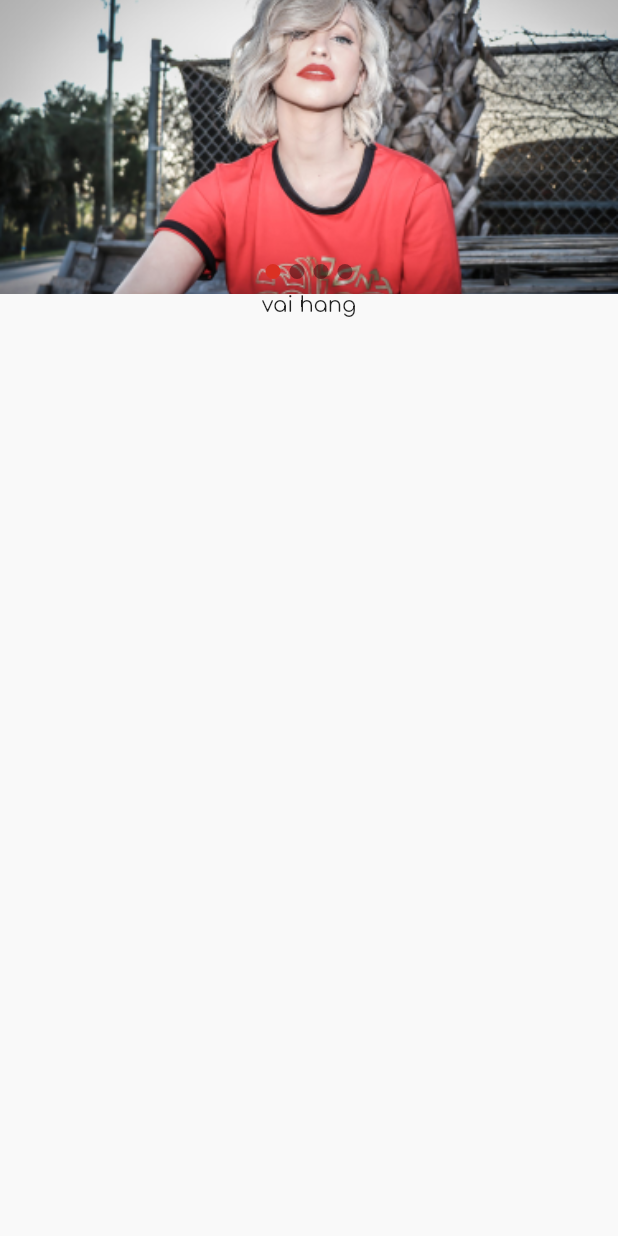
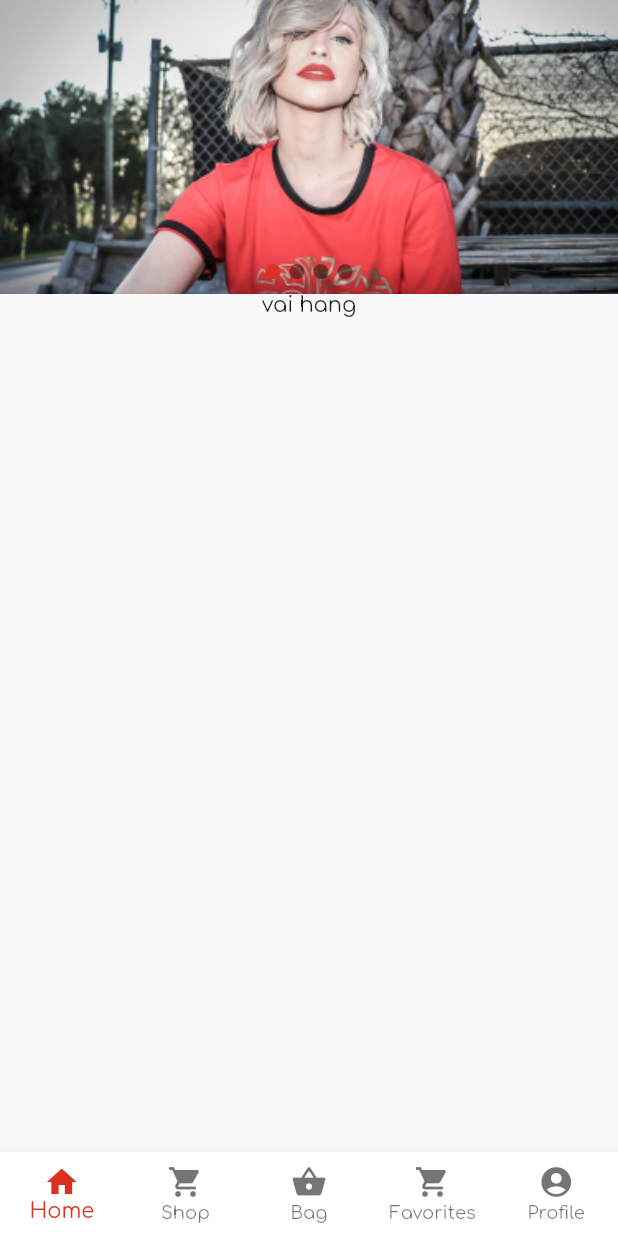
Before and after one commit to mannv/flutter_commerce, a Flutter app: the screen it shows after launch, on a phone screen of 412 x 824 dp. Run offline on Flutter 3.47's test engine with Material 2 defaults, Android fonts, the phone set to English and light mode, and no system bars; drawn by our look-alikes of carousel_slider; our stand-ins replace flutter_form_builder.

Commit message:
commit code

```diff
--- a/lib/scenes/home-page.dart
+++ b/lib/scenes/home-page.dart
@@ -10,6 +10,7 @@ class HomePage extends StatefulWidget {
 
 class _HomePageState extends State<HomePage> {
   int _slideIndex = 0;
+  int _selectedIndex = 0;
 
   @override
   Widget build(BuildContext context) {
@@ -72,6 +73,12 @@ class _HomePageState extends State<HomePage> {
       ),
     );
 
+    void _onItemTapped(int index) {
+      setState(() {
+        _selectedIndex = index;
+      });
+    }
+
     return Scaffold(
         body: Container(
             decoration: BoxDecoration(color: Theme.of(context).backgroundColor),
@@ -83,6 +90,34 @@ class _HomePageState extends State<HomePage> {
                   children: <Widget>[Text('vai hang')],
                 )
               ],
-            )));
+            )),
+        bottomNavigationBar: BottomNavigationBar(
+            backgroundColor: Colors.white,
+            type: BottomNavigationBarType.fixed,
+            onTap: _onItemTapped,
+            currentIndex: _selectedIndex,
+            selectedItemColor: Theme.of(context).primaryColor,
+            items: const <BottomNavigationBarItem>[
+              BottomNavigationBarItem(
+                icon: Icon(Icons.home),
+                title: Text('Home'),
+              ),
+              BottomNavigationBarItem(
+                icon: Icon(Icons.shopping_cart),
+                title: Text('Shop'),
+              ),
+              BottomNavigationBarItem(
+                icon: Icon(Icons.shopping_basket),
+                title: Text('Bag'),
+              ),
+              BottomNavigationBarItem(
+                icon: Icon(Icons.shopping_cart),
+                title: Text('Favorites'),
+              ),
+              BottomNavigationBarItem(
+                icon: Icon(Icons.account_circle),
+                title: Text('Profile'),
+              )
+            ]));
   }
 }
```
